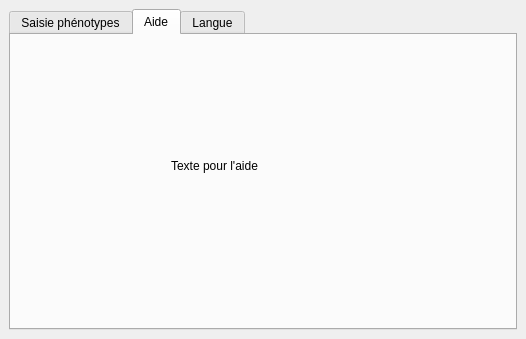
The window that fenetre_avec_menu.ui (Onijuuichi/CHU-Biotech86) describes before a commit, drawn with Qt 5.
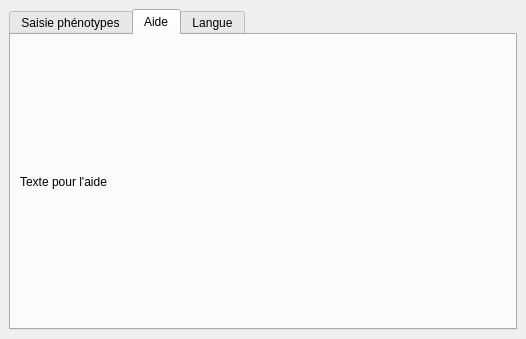
The same window after the commit. The open tabs and pages were chosen to show the change.

Commit message: Modification pour voir tt le texte de l'onglet d'aide

Patch:
```diff
--- a/fenetre_avec_menu.ui
+++ b/fenetre_avec_menu.ui
@@ -235,19 +235,26 @@
        <attribute name="title">
         <string>Aide</string>
        </attribute>
+       <layout class="QGridLayout" name="gridLayout_3">
+        <item row="0" column="0">
        <widget class="QLabel" name="label_aide">
-        <property name="geometry">
-         <rect>
-          <x>160</x>
-          <y>110</y>
-          <width>161</width>
-          <height>41</height>
-         </rect>
+          <property name="sizePolicy">
+           <sizepolicy hsizetype="Ignored" vsizetype="Ignored">
+            <horstretch>0</horstretch>
+            <verstretch>0</verstretch>
+           </sizepolicy>
+          </property>
+          <property name="font">
+           <font>
+            <strikeout>false</strikeout>
+           </font>
         </property>
         <property name="text">
          <string>Texte pour l'aide</string>
         </property>
        </widget>
+        </item>
+       </layout>
       </widget>
       <widget class="QWidget" name="tab_langue">
        <attribute name="title">
```
Left out of the diff: 2 changed lines with no effect on the pictures. Lines whose indentation alone changed are shown as unchanged.
